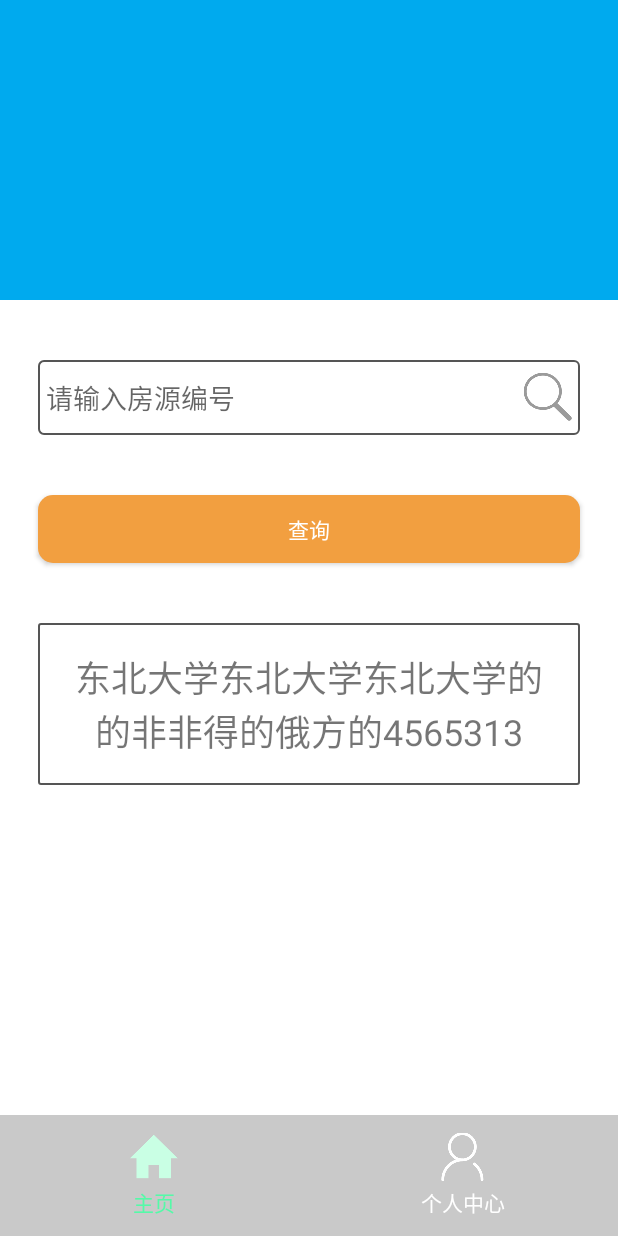
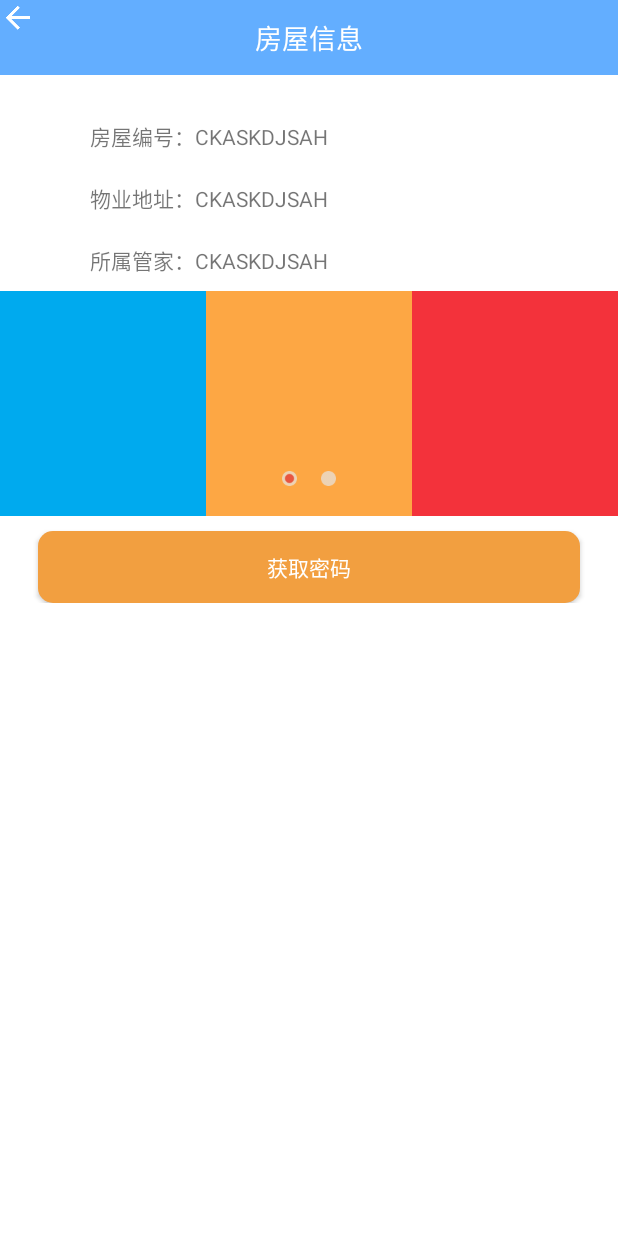
Before and after one commit to bushangkoukou/-, an Android app: the screen it shows after launch (MainActivity before the commit, HouseActivity after it), after a tap on "注册", on a phone screen of 412 x 824 dp. Run offline under Robolectric (Android 15) with nearby library versions, the phone set to English and light mode, and no system bars; our stand-ins replace ButterKnife; libraries missing offline, so code that uses them is left out: com.andexert.library; plain views replace RippleView; 1 other tap on this screen came first.

Commit message:
主界面

```diff
--- a/app/src/main/AndroidManifest.xml
+++ b/app/src/main/AndroidManifest.xml
@@ -38,9 +38,13 @@
             android:screenOrientation="portrait"/>
         <activity android:name=".activity.MainActivity"
             android:launchMode="singleTask"
-            android:screenOrientation="portrait" />
+            android:screenOrientation="portrait"
+            android:windowSoftInputMode="adjustPan|stateAlwaysHidden"/>
         <activity android:name=".activity.ResetPasswordActivity"
             android:launchMode="singleTask"
             android:screenOrientation="portrait"/>
+        <activity android:name=".activity.HouseActivity"
+            android:launchMode="singleTask"
+            android:screenOrientation="portrait" />
     </application>
 </manifest>
--- /dev/null
+++ b/app/src/main/java/com/ickkey/dzhousekeeper/activity/HouseActivity.java
@@ -0,0 +1,175 @@
+package com.ickkey.dzhousekeeper.activity;
+
+import android.content.Context;
+import android.support.v4.view.PagerAdapter;
+import android.support.v4.view.ViewPager;
+import android.view.View;
+import android.view.ViewGroup;
+import android.widget.Button;
+import android.widget.ImageView;
+import android.widget.LinearLayout;
+import android.widget.TextView;
+
+import com.andexert.library.RippleView;
+import com.ickkey.dzhousekeeper.R;
+
+import java.util.List;
+
+import butterknife.BindView;
+import butterknife.OnClick;
+
+/**
+ * 房屋界面
+ * Created by wangbin11 on 2017/8/16.
+ */
+
+public class HouseActivity extends BaseActivity implements ViewPager.OnPageChangeListener {
+
+    @BindView(R.id.view_pager)
+    ViewPager view_pager;
+    @BindView(R.id.tv_houseNO)
+    TextView tv_houseNO;
+    @BindView(R.id.tv_house_address)
+    TextView tv_house_address;
+    @BindView(R.id.tv_housekeeper)
+    TextView tv_housekeeper;
+    @BindView(R.id.btn_left_base)
+    RippleView btn_left_base;
+    @BindView(R.id.tv_title_base)
+    TextView tv_title_base;
+    @BindView(R.id.btn_getLock)
+    Button btn_getLock;
+
+    private ViewPagerAdapter vpAdapter;
+    private List<View> views;
+
+    private static final int[] pics = { R.drawable.ic_logo,
+            R.drawable.ic_logo};
+
+    // 底部小店图片
+    private ImageView[] dots;
+
+    // 记录当前选中位置
+    private int currentIndex;
+
+    @Override
+    int getLayoutId() {
+        return R.layout.activity_house_layout;
+    }
+
+    @Override
+    void init() {
+        tv_title_base.setText("房屋信息");
+
+        LinearLayout.LayoutParams mParams = new LinearLayout.LayoutParams(
+                LinearLayout.LayoutParams.MATCH_PARENT,
+                LinearLayout.LayoutParams.MATCH_PARENT);
+
+        // 初始化引导图片列表
+//        for (int i = 0; i < pics.length; i++) {
+//            ImageView iv = new ImageView(this);
+//            iv.setScaleType(ImageView.ScaleType.CENTER_CROP);
+//            iv.setLayoutParams(mParams);
+//            iv.setImageResource(pics[i]);
+//            if (i == pics.length - 1) {
+//                iv.setOnClickListener(this);
+//            }
+//            views.add(iv);
+//        }
+        // 初始化Adapter
+        vpAdapter = new ViewPagerAdapter(mContext);
+        view_pager.setAdapter(vpAdapter);
+        // 绑定回调
+        view_pager.setOnPageChangeListener(this);
+
+        // 初始化底部小点
+        initDots();
+    }
+
+    private void initDots() {
+        LinearLayout ll = (LinearLayout) findViewById(R.id.ll);
+
+        dots = new ImageView[pics.length];
+
+        // 循环取得小点图片
+        for (int i = 0; i < pics.length; i++) {
+            // 得到一个LinearLayout下面的每一个子元素
+            dots[i] = (ImageView) ll.getChildAt(i);
+            dots[i].setEnabled(true);// 都设为灰色
+        }
+
+        currentIndex = 0;
+        dots[currentIndex].setEnabled(false);// 设置为白色，即选中状态
+    }
+
+    @OnClick({R.id.btn_left_base, R.id.btn_getLock})
+    public void onClick(View v) {
+        switch (v.getId()) {
+            case R.id.btn_left_base:
+                finish();
+                break;
+            case R.id.btn_getLock:
+                break;
+        }
+    }
+
+    @Override
+    public void onPageScrolled(int position, float positionOffset, int positionOffsetPixels) {
+
+    }
+
+    @Override
+    public void onPageSelected(int position) {
+        // 设置底部小点选中状态
+        setCurDot(position);
+    }
+
+    @Override
+    public void onPageScrollStateChanged(int state) {
+
+    }
+
+    private void setCurDot(int positon) {
+        if (positon < 0 || positon > pics.length - 1 || currentIndex == positon) {
+            return;
+        }
+
+        dots[positon].setEnabled(false);
+        dots[currentIndex].setEnabled(true);
+
+        currentIndex = positon;
+    }
+
+    public class ViewPagerAdapter extends PagerAdapter {
+
+        Context mContext;
+
+        public ViewPagerAdapter(Context context) {
+
+            mContext = context;
+        }
+
+        @Override
+        public int getCount() {
+            return 2;
+        }
+
+        @Override
+        public boolean isViewFromObject(View view, Object object) {
+            // TODO Auto-generated method stub
+            return view == object;
+        }
+
+        @Override
+        public void destroyItem(ViewGroup container, int position, Object object) {
+        }
+
+        @Override
+        public Object instantiateItem(ViewGroup container, int position) {
+
+            View view = getLayoutInflater().inflate(R.layout.item_viewpager_layout, container, false);
+            container.addView(view);
+            return view;
+        }
+    }
+}
--- a/app/src/main/java/com/ickkey/dzhousekeeper/activity/LoginActivity.java
+++ b/app/src/main/java/com/ickkey/dzhousekeeper/activity/LoginActivity.java
@@ -47,7 +47,7 @@
     public void onClick(View v) {
         switch (v.getId()) {
             case R.id.tv_register:
-                moveNext(MainActivity.class);
+                moveNext(HouseActivity.class);
                 break;
             case R.id.btn_login:
                 if (TextUtils.isEmpty(et_username.getText().toString())) {
--- /dev/null
+++ b/app/src/main/res/drawable/bg_getlocks_result.xml
@@ -0,0 +1,7 @@
+<?xml version="1.0" encoding="utf-8"?>
+<shape xmlns:android="http://schemas.android.com/apk/res/android">
+
+    <solid android:color="#C5D499" />
+    <corners android:radius="6dip"/>
+
+</shape>
--- /dev/null
+++ b/app/src/main/res/drawable/dot.xml
@@ -0,0 +1,7 @@
+<?xml version="1.0" encoding="UTF-8"?>
+<selector xmlns:android="http://schemas.android.com/apk/res/android">
+
+    <item android:drawable="@drawable/control_unfocus" android:state_enabled="true"/>
+    <item android:drawable="@drawable/control_focus" android:state_enabled="false"/>
+
+</selector>
--- a/app/src/main/res/layout/activity_house_layout.xml
+++ b/app/src/main/res/layout/activity_house_layout.xml
@@ -2,8 +2,8 @@
 <LinearLayout xmlns:android="http://schemas.android.com/apk/res/android"
     android:layout_width="match_parent"
     android:layout_height="match_parent"
-    android:orientation="vertical"
-    android:background="@color/white">
+    android:background="@color/white"
+    android:orientation="vertical">
 
     <include layout="@layout/topbar_layout" />
 
@@ -14,74 +14,158 @@
         <LinearLayout
             android:layout_width="match_parent"
             android:layout_height="wrap_content"
-            android:paddingTop="20dp"
-            android:orientation="vertical">
+            android:orientation="vertical"
+            android:paddingTop="20dp">
 
             <LinearLayout
                 android:layout_width="match_parent"
                 android:layout_height="wrap_content"
-                android:paddingTop="10dp"
+                android:orientation="horizontal"
                 android:paddingBottom="10dp"
                 android:paddingLeft="30dp"
                 android:paddingRight="30dp"
-                android:orientation="horizontal">
+                android:paddingTop="10dp">
 
                 <TextView
                     android:layout_width="wrap_content"
                     android:layout_height="wrap_content"
-                    android:text="房屋编号："
-                    android:layout_marginLeft="30dp"/>
+                    android:layout_marginLeft="30dp"
+                    android:text="房屋编号：" />
+
                 <TextView
                     android:id="@+id/tv_houseNO"
                     android:layout_width="wrap_content"
                     android:layout_height="wrap_content"
-                    android:text="CKASKDJSAH"/>
+                    android:text="CKASKDJSAH" />
             </LinearLayout>
 
             <LinearLayout
                 android:layout_width="match_parent"
                 android:layout_height="wrap_content"
-                android:paddingTop="10dp"
+                android:orientation="horizontal"
                 android:paddingBottom="10dp"
                 android:paddingLeft="30dp"
                 android:paddingRight="30dp"
-                android:orientation="horizontal">
+                android:paddingTop="10dp">
 
                 <TextView
                     android:layout_width="wrap_content"
                     android:layout_height="wrap_content"
-                    android:text="物业地址："
-                    android:layout_marginLeft="30dp"/>
+                    android:layout_marginLeft="30dp"
+                    android:text="物业地址：" />
+
                 <TextView
                     android:id="@+id/tv_house_address"
                     android:layout_width="wrap_content"
                     android:layout_height="wrap_content"
-                    android:text="CKASKDJSAH"/>
+                    android:text="CKASKDJSAH" />
             </LinearLayout>
 
             <LinearLayout
                 android:layout_width="match_parent"
                 android:layout_height="wrap_content"
-                android:paddingTop="10dp"
+                android:orientation="horizontal"
                 android:paddingBottom="10dp"
                 android:paddingLeft="30dp"
                 android:paddingRight="30dp"
-                android:orientation="horizontal">
+                android:paddingTop="10dp">
 
                 <TextView
                     android:layout_width="wrap_content"
                     android:layout_height="wrap_content"
-                    android:text="所属管家："
-                    android:layout_marginLeft="30dp"/>
+                    android:layout_marginLeft="30dp"
+                    android:text="所属管家：" />
+
                 <TextView
                     android:id="@+id/tv_housekeeper"
                     android:layout_width="wrap_content"
                     android:layout_height="wrap_content"
-                    android:text="CKASKDJSAH"/>
+                    android:text="CKASKDJSAH" />
             </LinearLayout>
 
+            <RelativeLayout
+                android:layout_width="match_parent"
+                android:layout_height="150dp">
 
+                <android.support.v4.view.ViewPager
+                    android:id="@+id/view_pager"
+                    android:layout_width="match_parent"
+                    android:layout_height="match_parent">
 
+                </android.support.v4.view.ViewPager>
+
+                <LinearLayout
+                    android:id="@+id/ll"
+                    android:layout_width="wrap_content"
+                    android:layout_height="wrap_content"
+                    android:layout_alignParentBottom="true"
+                    android:layout_centerHorizontal="true"
+                    android:layout_marginBottom="20dip"
+                    android:orientation="horizontal">
+
+                    <ImageView style="@style/layout_guide_dot" />
+
+                    <ImageView style="@style/layout_guide_dot" />
+
+                </LinearLayout>
+            </RelativeLayout>
+
+            <Button
+                android:id="@+id/btn_getLock"
+                android:layout_width="match_parent"
+                android:layout_height="wrap_content"
+                android:layout_marginLeft="25dp"
+                android:layout_marginRight="25dp"
+                android:layout_marginTop="10dp"
+                android:background="@drawable/bg_search_btn"
+                android:paddingBottom="8dp"
+                android:paddingTop="8dp"
+                android:text="获取密码"
+                android:textColor="@color/white"
+                android:textSize="14sp" />
+
+            <LinearLayout
+                android:id="@+id/ll_lock"
+                android:layout_width="match_parent"
+                android:layout_height="wrap_content"
+                android:layout_marginLeft="25dp"
+                android:layout_marginRight="25dp"
+                android:layout_marginTop="15dp"
+                android:padding="10dp"
+                android:background="@drawable/bg_getlocks_result"
+                android:gravity="center_horizontal"
+                android:visibility="gone"
+                android:orientation="vertical">
+
+                <TextView
+                    android:layout_width="wrap_content"
+                    android:layout_height="wrap_content"
+                    android:text="密码结果"
+                    android:textColor="@color/white"
+                    android:layout_marginTop="10dp"
+                    android:textSize="20sp"/>
+
+                <LinearLayout
+                    android:id="@+id/ll_lock_result"
+                    android:layout_width="wrap_content"
+                    android:layout_height="wrap_content"
+                    android:padding="10dp"
+                    android:orientation="vertical">
+                    <TextView
+                        android:layout_width="wrap_content"
+                        android:layout_height="wrap_content"
+                        android:text="撒打算的"/>
+                </LinearLayout>
+
+                <TextView
+                    android:layout_width="wrap_content"
+                    android:layout_height="wrap_content"
+                    android:text="请妥善保管密码，切勿泄露"
+                    android:textColor="@color/white"
+                    android:textSize="12sp"
+                    android:layout_marginBottom="10dp"/>
+
+            </LinearLayout>
 
         </LinearLayout>
 
--- a/app/src/main/res/layout/fragment_home_layout.xml
+++ b/app/src/main/res/layout/fragment_home_layout.xml
@@ -47,6 +47,7 @@
             android:layout_marginLeft="25dp"
             android:layout_marginRight="25dp"
             android:layout_marginTop="40dp"
+            android:layout_marginBottom="30dp"
             android:padding="18dp"
             android:text="东北大学东北大学东北大学的的非非得的俄方的4565313"
             android:textSize="24sp"
--- /dev/null
+++ b/app/src/main/res/layout/item_viewpager_layout.xml
@@ -0,0 +1,28 @@
+<?xml version="1.0" encoding="utf-8"?>
+<LinearLayout xmlns:android="http://schemas.android.com/apk/res/android"
+    android:layout_width="match_parent"
+    android:layout_height="match_parent"
+    android:orientation="horizontal">
+
+    <LinearLayout
+        android:layout_width="0dp"
+        android:layout_height="match_parent"
+        android:layout_weight="1"
+        android:background="@color/blue_00aaee">
+    </LinearLayout>
+
+    <LinearLayout
+        android:layout_width="0dp"
+        android:layout_height="match_parent"
+        android:layout_weight="1"
+        android:background="@color/global_yellow">
+    </LinearLayout>
+
+    <LinearLayout
+        android:layout_width="0dp"
+        android:layout_height="match_parent"
+        android:layout_weight="1"
+        android:background="@color/red_f3323b">
+    </LinearLayout>
+
+</LinearLayout>
--- a/app/src/main/res/values/styles.xml
+++ b/app/src/main/res/values/styles.xml
@@ -31,4 +31,14 @@
         <item name="android:layout_height">match_parent</item>
     </style>
 
+    <style name="layout_guide_dot">
+        <item name="android:layout_width">10dp</item>
+        <item name="android:layout_height">10dp</item>
+        <item name="android:layout_gravity">center_vertical</item>
+        <item name="android:clickable">false</item>
+        <item name="android:layout_marginLeft">8dp</item>
+        <item name="android:layout_marginRight">8dp</item>
+        <item name="android:src">@drawable/dot</item>
+    </style>
+
 </resources>
```
Also changed, not shown: app/src/main/res/drawable-xhdpi/control_focus.png (added), app/src/main/res/drawable-xhdpi/control_unfocus.png (added).
